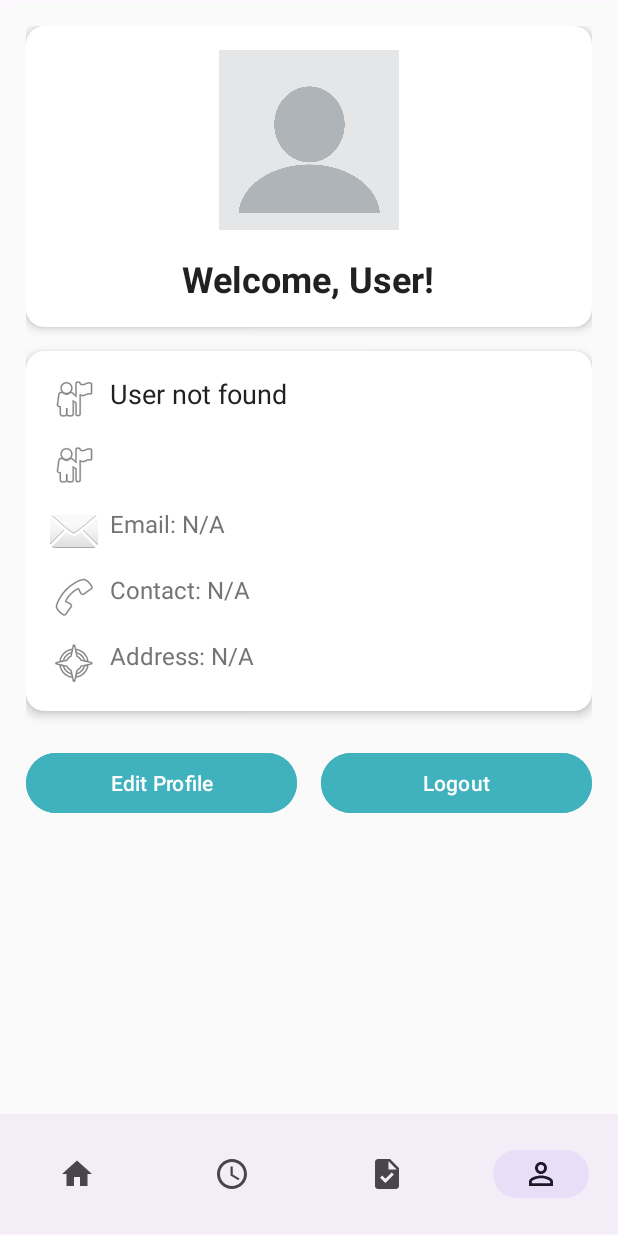
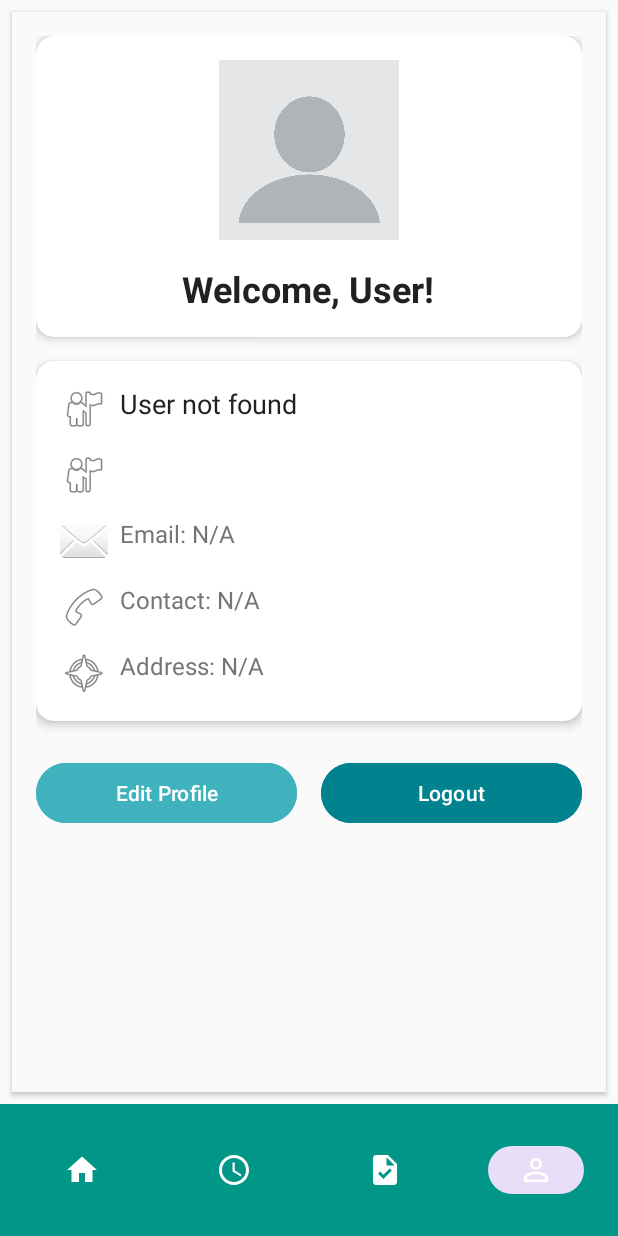
Before and after one commit to smilee1111/pr-voir_planner_application, an Android app: the NavigationActivity screen opened directly, with no data from a screen before it, item 4 of the bottom bar chosen, on a phone screen of 412 x 824 dp. Run offline under Robolectric (Android 15) with nearby library versions, the phone set to English and light mode, and no system bars; our stand-ins replace Firebase (no records; nobody signed in at launch, a user with empty details on screens opened directly).

Commit message:
bottom nav view color matching accent

```diff
--- a/Prvoir_Planner/app/src/main/res/layout/activity_navigation.xml
+++ b/Prvoir_Planner/app/src/main/res/layout/activity_navigation.xml
@@ -1,35 +1,49 @@
 <?xml version="1.0" encoding="utf-8"?>
-<androidx.constraintlayout.widget.ConstraintLayout xmlns:android="http://schemas.android.com/apk/res/android"
+<androidx.constraintlayout.widget.ConstraintLayout
+    xmlns:android="http://schemas.android.com/apk/res/android"
     xmlns:app="http://schemas.android.com/apk/res-auto"
     xmlns:tools="http://schemas.android.com/tools"
     android:id="@+id/main"
     android:layout_width="match_parent"
     android:layout_height="match_parent"
+    android:background="@color/background"
     tools:context=".ui.activity.NavigationActivity">
 
     <com.google.android.material.bottomnavigation.BottomNavigationView
         android:id="@+id/bottomView"
         android:layout_width="match_parent"
         android:layout_height="wrap_content"
-        android:layout_marginBottom="1dp"
+        android:background="@color/teal_200"
+        android:elevation="8dp"
+        app:itemIconTint="@color/white"
+        app:itemRippleColor="@color/primary_light"
         app:labelVisibilityMode="unlabeled"
         app:layout_constraintBottom_toBottomOf="parent"
         app:layout_constraintEnd_toEndOf="parent"
         app:layout_constraintStart_toStartOf="parent"
-        app:menu="@menu/navbar" />
+        app:menu="@menu/navbar"
+        android:padding="4dp" />
 
     <FrameLayout
         android:id="@+id/frameBottom"
         android:layout_width="0dp"
         android:layout_height="0dp"
-        android:layout_marginStart="1dp"
-        android:layout_marginTop="1dp"
-        android:layout_marginEnd="1dp"
-        android:layout_marginBottom="1dp"
+        android:background="@color/card_background"
+        android:elevation="2dp"
+        android:layout_marginStart="8dp"
+        android:layout_marginTop="8dp"
+        android:layout_marginEnd="8dp"
+        android:layout_marginBottom="8dp"
         app:layout_constraintBottom_toTopOf="@+id/bottomView"
         app:layout_constraintEnd_toEndOf="parent"
         app:layout_constraintStart_toStartOf="parent"
         app:layout_constraintTop_toTopOf="parent">
 
+        <!-- Added a subtle divider line -->
+        <View
+            android:layout_width="match_parent"
+            android:layout_height="1dp"
+            android:background="@color/divider"
+            android:layout_gravity="bottom" />
     </FrameLayout>
 </androidx.constraintlayout.widget.ConstraintLayout>
--- a/Prvoir_Planner/app/src/main/res/layout/fragment_profile.xml
+++ b/Prvoir_Planner/app/src/main/res/layout/fragment_profile.xml
@@ -153,7 +153,7 @@
                     android:layout_marginStart="8dp"
                     android:text="Logout"
                     android:textColor="@color/white"
-                    android:backgroundTint="@color/primary"/>
+                    android:backgroundTint="@color/primary_dark"/>
             </LinearLayout>
 
         </LinearLayout>
```
